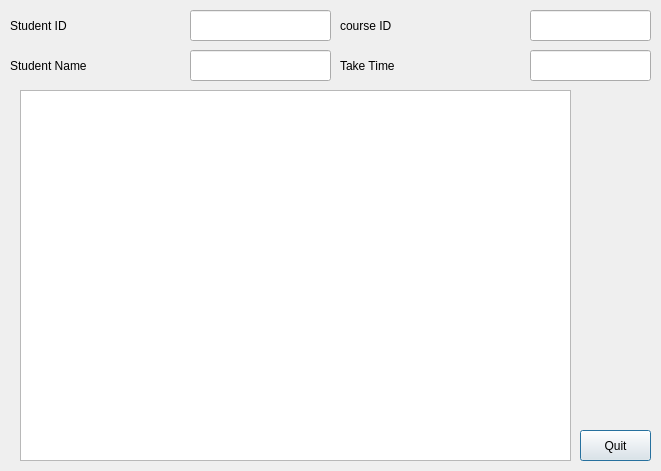
The window that selectgrade.ui (awmleer/grade-management) describes before a commit, drawn with Qt 5.
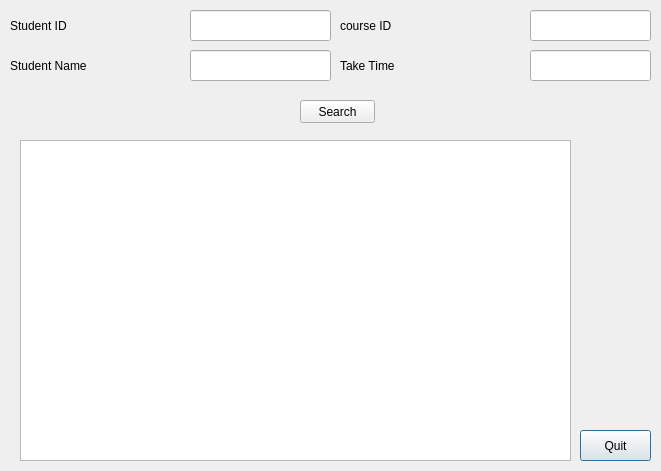
The same window after the commit.

Diff of the .ui file:
```diff
--- a/selectgrade.ui
+++ b/selectgrade.ui
@@ -17,9 +17,9 @@
    <property name="geometry">
     <rect>
      <x>20</x>
-     <y>90</y>
+     <y>140</y>
      <width>551</width>
-     <height>371</height>
+     <height>321</height>
     </rect>
    </property>
   </widget>
@@ -128,6 +128,19 @@
     </rect>
    </property>
   </widget>
+  <widget class="QPushButton" name="pushButton_2">
+   <property name="geometry">
+    <rect>
+     <x>300</x>
+     <y>100</y>
+     <width>75</width>
+     <height>23</height>
+    </rect>
+   </property>
+   <property name="text">
+    <string>Search</string>
+   </property>
+  </widget>
  </widget>
  <resources/>
  <connections>
```
